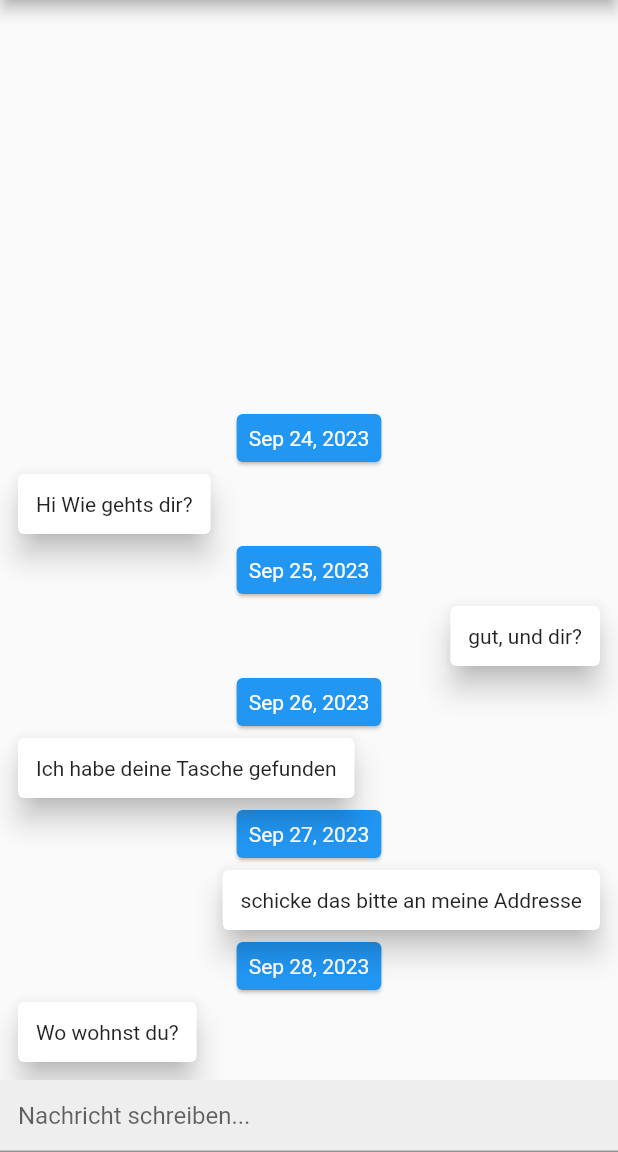
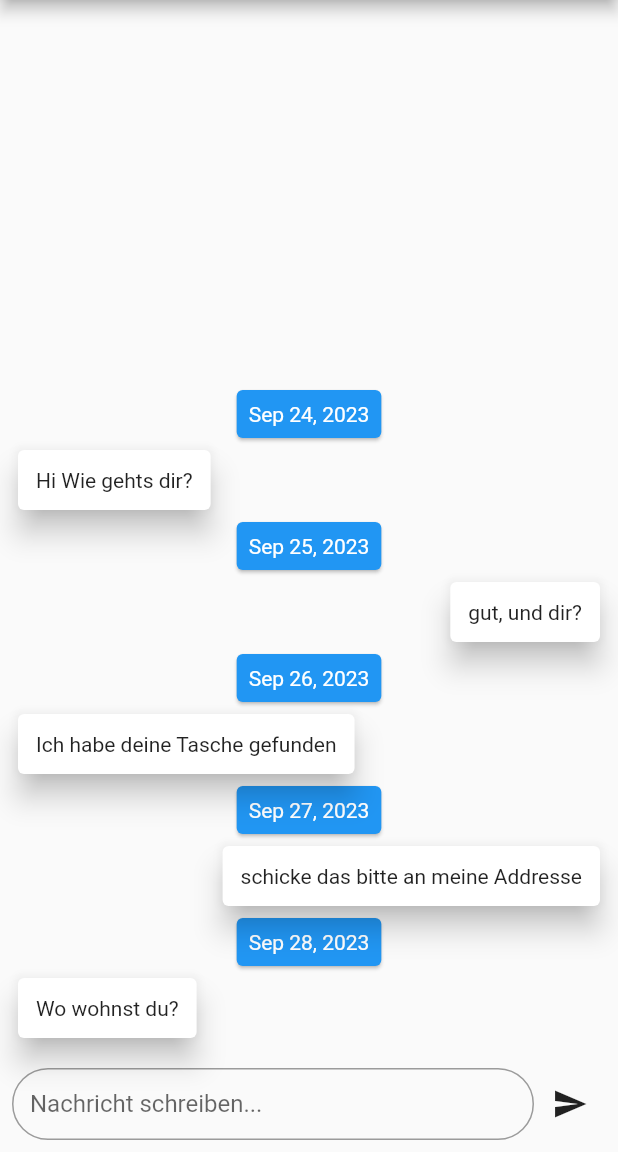
Before and after one commit to A-Furoogh/chatapp, a Flutter app: the Chat screen opened by its route, on a phone screen of 412 x 824 dp, the part 84-1236 px from its top. Run offline on Flutter 3.47's test engine with Material 2 defaults, Android fonts, the phone set to English and light mode, and no system bars; drawn by our look-alikes of grouped_list; missing offline and left inert: flutter_barcode_scanner.

Commit message:
some chages

```diff
--- a/lib/pages/chat.dart
+++ b/lib/pages/chat.dart
@@ -13,6 +13,20 @@ class Chat extends StatefulWidget {
 }
 
 class _ChatState extends State<Chat> {
+
+  TextEditingController _textController = TextEditingController();
+  void _sendMessage(){
+    final message = Message(
+                  text: _textController.text,
+                  date: DateTime.now(),
+                  isSentByMe: true,
+                );
+    setState(() {
+      messages.add(message);
+      _textController = null;
+    });
+  }
+
   List<Message> messages = [
     Message(
       text: 'Hi Wie gehts dir?',
@@ -90,23 +104,35 @@ class _ChatState extends State<Chat> {
               ),
             ),
           ),
-          Container(
-            color: Colors.grey.shade200,
+          Padding(
+            padding: const EdgeInsets.all(8.0),
+            child: Row(
+              children: [
+                Expanded(
                   child: TextField(
                     decoration: const InputDecoration(
                       contentPadding: EdgeInsets.all(12),
                       hintText: 'Nachricht schreiben...',
+                      border: OutlineInputBorder(
+                        borderRadius: BorderRadius.all(Radius.circular(40)),
+                        borderSide: BorderSide(color: Colors.white54),
+                      )
                     ),
+                    controller: _textController,
                     onSubmitted: (text) {
-                final message = Message(
-                  text: text,
-                  date: DateTime.now(),
-                  isSentByMe: true,
-                );
-                setState(() => messages.add(message));
+
                     },
                   ),
+                ),
+                IconButton(
+                  onPressed: () {
+                    _sendMessage();
+                  },
+                  icon: const Icon(Icons.send),
                 )
+              ],
+            ),
+          ),
         ],
       ),
     );
```
Lines whose indentation alone changed are shown as unchanged.
